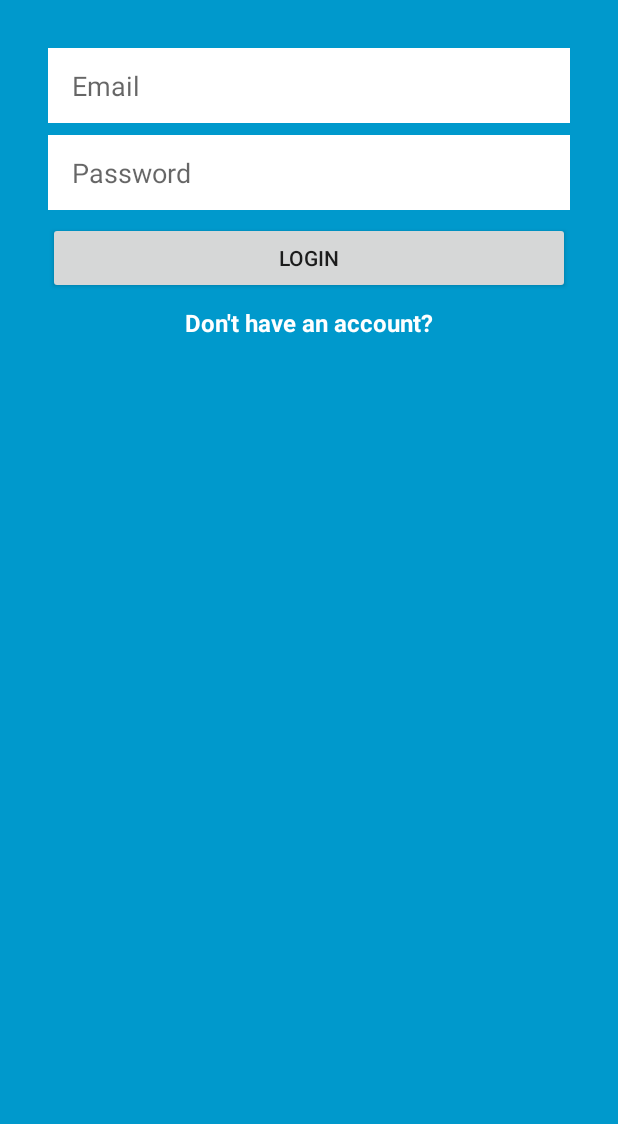
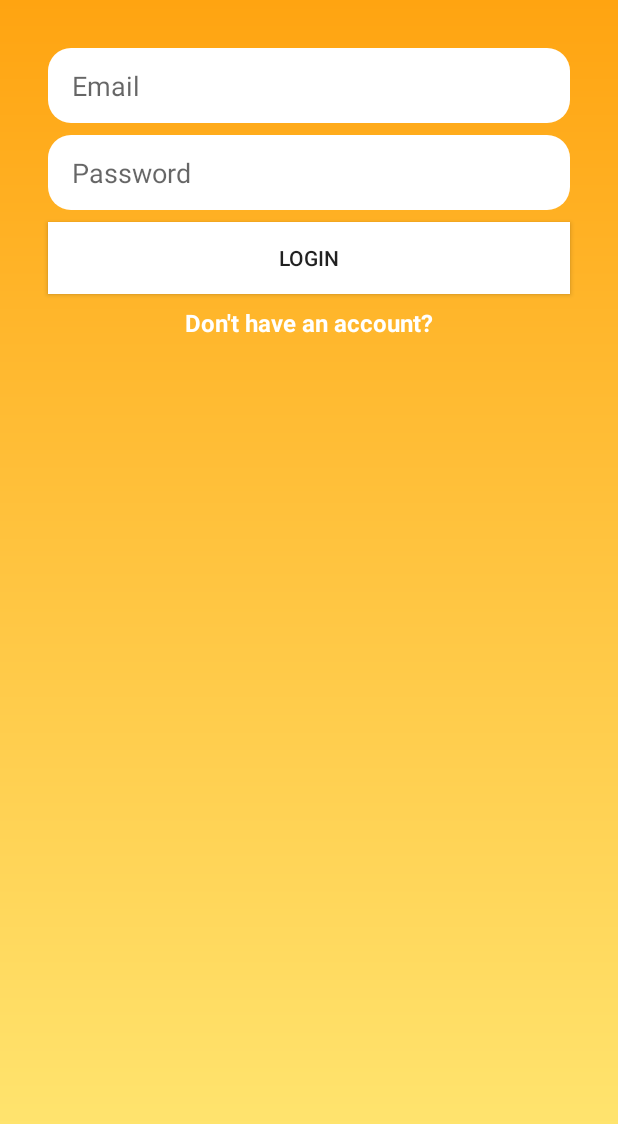
Before and after one commit to hkhaisty/Mobile_Software_Dev, an Android app: the LoginActivity screen opened directly, with no data from a screen before it, on a phone screen of 412 x 824 dp. Shown: the top 1124 px of the screen. Run offline under Robolectric (Android 15) with nearby library versions, the phone set to English and light mode, and no system bars.

Commit message:
changes login page

```diff
--- a/InstantMessengerTesting/app/src/main/res/layout/activity_login.xml
+++ b/InstantMessengerTesting/app/src/main/res/layout/activity_login.xml
@@ -5,7 +5,7 @@
         xmlns:tools="http://schemas.android.com/tools"
         android:layout_width="match_parent"
         android:layout_height="match_parent"
-        android:background="@android:color/holo_blue_dark">
+        android:background="@drawable/background">
 
     <!--LOGIN SCREEN-->
     <EditText
@@ -17,7 +17,7 @@
             android:layout_marginEnd="32dp" android:layout_marginRight="32dp"
             app:layout_constraintStart_toStartOf="parent" android:layout_marginLeft="32dp"
             android:layout_marginStart="32dp" android:hint="Email" android:layout_marginTop="32dp"
-            app:layout_constraintTop_toTopOf="parent" android:background="@android:color/white"
+            app:layout_constraintTop_toTopOf="parent" android:background="@drawable/textboxroundedcorners"
             android:paddingLeft="16dp"/>
 
     <EditText
@@ -28,12 +28,13 @@
             android:id="@+id/passwordLogin_edittext" android:layout_marginTop="8dp"
             app:layout_constraintTop_toBottomOf="@+id/emailLogin_edittext"
             app:layout_constraintStart_toStartOf="@+id/emailLogin_edittext" app:layout_constraintEnd_toEndOf="@+id/emailLogin_edittext"
-            android:hint="Password" android:background="@android:color/white"
+            android:hint="Password" android:background="@drawable/textboxroundedcorners"
             android:paddingLeft="16dp"/>
     <Button
             android:text="LOGIN"
             android:layout_width="0dp"
             android:layout_height="wrap_content"
+            android:background="@android:color/white"
             android:id="@+id/loginLogin_button" android:layout_marginTop="8dp"
             app:layout_constraintTop_toBottomOf="@+id/passwordLogin_edittext" app:layout_constraintStart_toStartOf="@+id/passwordLogin_edittext"
             app:layout_constraintEnd_toEndOf="@+id/passwordLogin_edittext"/>
```
